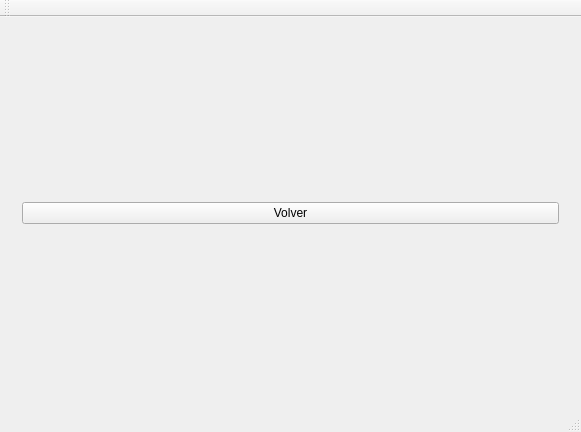
The window that Recetario.ui (matifrancois/Recetario) describes before a commit, drawn with Qt 5.
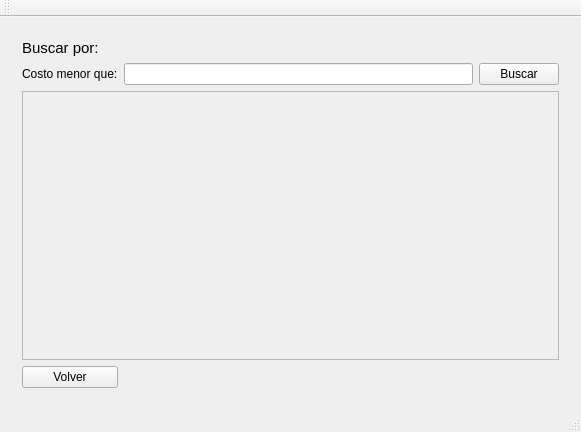
The same window after the commit. The open tabs and pages were chosen to show the change.

```diff
--- a/Recetario.ui
+++ b/Recetario.ui
@@ -281,14 +281,61 @@
        </layout>
       </widget>
       <widget class="QWidget" name="page_4">
-       <layout class="QHBoxLayout" name="horizontalLayout_5">
-        <item>
-         <widget class="QPushButton" name="volver3">
+       <layout class="QGridLayout" name="gridLayout">
+        <item row="1" column="0">
+         <widget class="QLabel" name="label_4">
+          <property name="text">
+           <string>Costo menor que:</string>
+          </property>
+         </widget>
+        </item>
+        <item row="3" column="0">
+         <widget class="QPushButton" name="volverBP">
           <property name="text">
            <string>Volver</string>
           </property>
          </widget>
         </item>
+        <item row="1" column="1">
+         <widget class="QLineEdit" name="buscar_por_costo"/>
+        </item>
+        <item row="1" column="2">
+         <widget class="QPushButton" name="buscar">
+          <property name="text">
+           <string>Buscar</string>
+          </property>
+         </widget>
+        </item>
+        <item row="2" column="0" colspan="3">
+         <widget class="QScrollArea" name="scrollArea">
+          <property name="widgetResizable">
+           <bool>true</bool>
+          </property>
+          <widget class="QWidget" name="scrollAreaWidgetContents">
+           <property name="geometry">
+            <rect>
+             <x>0</x>
+             <y>0</y>
+             <width>535</width>
+             <height>222</height>
+            </rect>
+           </property>
+           <layout class="QVBoxLayout" name="verticalLayout"/>
+          </widget>
+         </widget>
+        </item>
+        <item row="0" column="0" colspan="3">
+         <widget class="QLabel" name="label_8">
+          <property name="font">
+           <font>
+            <pointsize>11</pointsize>
+           </font>
+          </property>
+          <property name="text">
+           <string>Buscar por:</string>
+          </property>
+         </widget>
+        </item>
        </layout>
       </widget>
      </widget>
```
Left out of the diff: 56 changed lines with no effect on the pictures.
